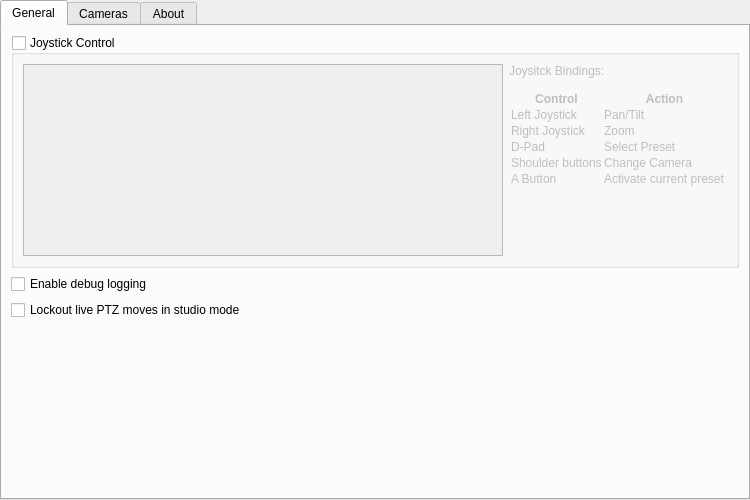
Above: src/settings.ui from glikely/obs-ptz before the change. Below: the same form after it.
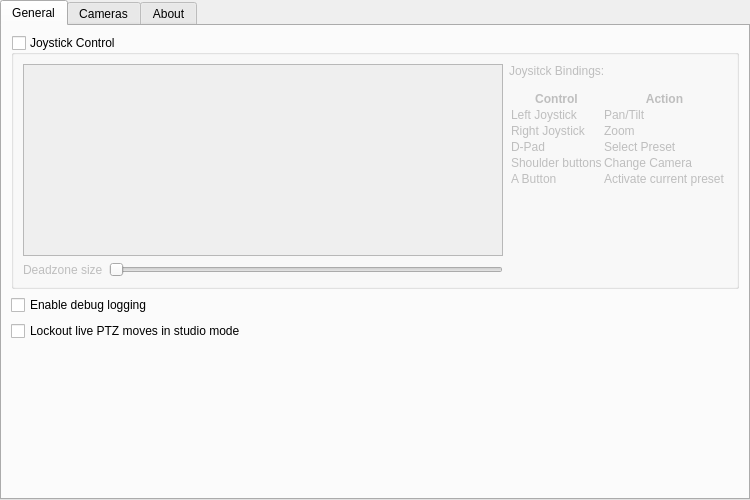
That is the form after the change. Custom widgets are drawn as their Qt base class.

Commit message:
Fix drift on joystick
Some joysticks don't center right to 0.0, which causes the camera pan,
tilt and zoom to drift uncontrollably. Add a slider to set a joystick
'deadzone' which blocks out unintentional movements.

This patch also clears any active movements when the joystick control
feature is turned off so that if there is still uncontrollable drift
with the joystick then the user can still regain control.

Fixes #140

```diff
--- a/src/settings.ui
+++ b/src/settings.ui
@@ -49,10 +49,27 @@
          </property>
          <layout class="QHBoxLayout" name="horizontalLayout">
           <item>
-           <layout class="QVBoxLayout" name="verticalLayout_6">
-            <item>
+           <layout class="QGridLayout" name="gridLayout">
+            <item row="0" column="0" colspan="2">
              <widget class="QListView" name="joystickNamesListView"/>
             </item>
+            <item row="1" column="0">
+             <widget class="QLabel" name="joystickDeadzoneLabel">
+              <property name="text">
+               <string>Deadzone size</string>
+              </property>
+             </widget>
+            </item>
+            <item row="1" column="1">
+             <widget class="DoubleSlider" name="joystickDeadzoneSlider">
+              <property name="toolTip">
+               <string>Set this value higher if the camera position drifts when the joysticks are centered</string>
+              </property>
+              <property name="orientation">
+               <enum>Qt::Horizontal</enum>
+              </property>
+             </widget>
+            </item>
            </layout>
           </item>
           <item>
@@ -272,6 +289,13 @@
    </item>
   </layout>
  </widget>
+ <customwidgets>
+  <customwidget>
+   <class>DoubleSlider</class>
+   <extends>QSlider</extends>
+   <header>imported/double-slider.hpp</header>
+  </customwidget>
+ </customwidgets>
  <resources/>
  <connections/>
 </ui>
```
The commit also changes 4 other files.
